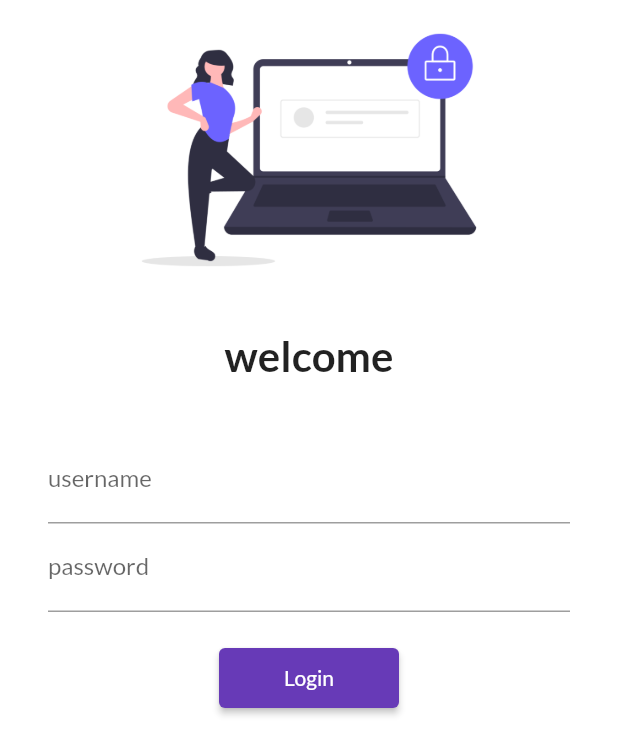
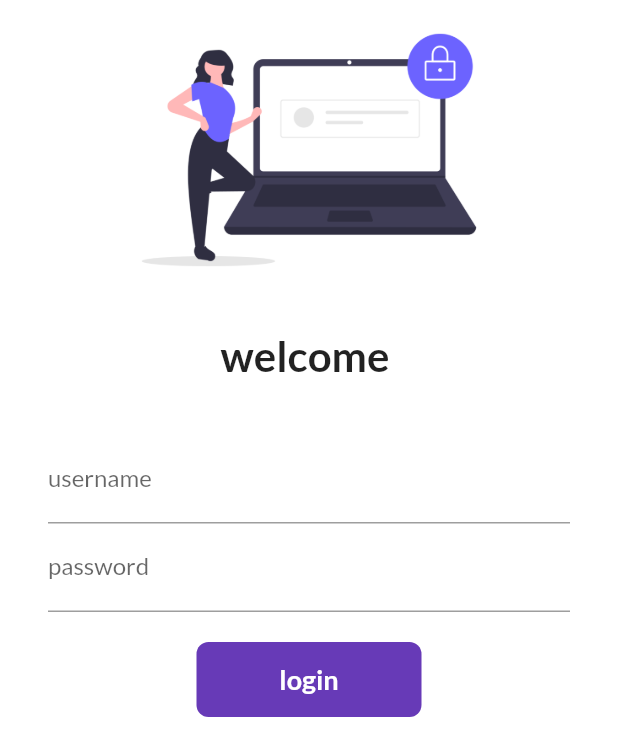
Before and after one commit to pawan-kumawat/Catalog_App, a Flutter app: the screen it shows after launch, on a phone screen of 412 x 824 dp. Shown: the top 756 px of the screen. Run offline on Flutter 3.47's test engine with Material 2 defaults, Android fonts, the phone set to English and light mode, and no system bars; our stand-ins replace google_fonts.

Commit message:
Day5 completed

```diff
--- a/lib/pages/login_page.dart
+++ b/lib/pages/login_page.dart
@@ -1,7 +1,14 @@
 import 'package:flutter/material.dart';
 import 'package:flutter_catalog/utils/routes.dart';
 
-class LoginPage extends StatelessWidget {
+class LoginPage extends StatefulWidget {
+  @override
+  _LoginPageState createState() => _LoginPageState();
+}
+
+class _LoginPageState extends State<LoginPage> {
+  String name = "";
+  bool changeButton = false;
   @override
   Widget build(BuildContext context) {
     return Material(
@@ -18,7 +25,7 @@ class LoginPage extends StatelessWidget {
                 height: 20.0,
               ),
               Text(
-                "welcome",
+                "welcome $name",
                 style: TextStyle(
                   fontSize: 28,
                   fontWeight: FontWeight.bold,
@@ -37,6 +44,10 @@ class LoginPage extends StatelessWidget {
                         hintText: " Enter username",
                         labelText: "username",
                       ),
+                      onChanged: (value) {
+                        name = value;
+                        setState(() {});
+                      },
                     ),
                     TextFormField(
                       obscureText: true,
@@ -48,13 +59,47 @@ class LoginPage extends StatelessWidget {
                     SizedBox(
                       height: 20.0,
                     ),
-                    ElevatedButton(
-                      child: Text("Login"),
-                      style: TextButton.styleFrom(minimumSize: Size(120, 40)),
-                      onPressed: () {
+
+                    InkWell(
+                      onTap: () async {
+                        setState(() {
+                          changeButton = true;
+                        });
+
+                        await Future.delayed(Duration(seconds: 1));
                         Navigator.pushNamed(context, Myroutes.homeRoute);
                       },
-                    ),
+                      child: AnimatedContainer(
+                        duration: Duration(seconds: 1),
+                        width: changeButton ? 50 : 150,
+                        height: 50,
+                        alignment: Alignment.center,
+                        child: changeButton
+                            ? Icon(
+                                Icons.done,
+                                color: Colors.white,
+                              )
+                            : Text(
+                                "login",
+                                style: TextStyle(
+                                  color: Colors.white,
+                                  fontWeight: FontWeight.bold,
+                                  fontSize: 18,
+                                ),
+                              ),
+                        decoration: BoxDecoration(
+                            color: Colors.deepPurple,
+                            borderRadius:
+                                BorderRadius.circular(changeButton ? 50 : 8)),
+                      ),
+                    )
+                    // ElevatedButton(
+                    //   child: Text("Login"),
+                    //   style: TextButton.styleFrom(minimumSize: Size(120, 40)),
+                    //   onPressed: () {
+                    //     Navigator.pushNamed(context, Myroutes.homeRoute);
+                    //   },
+                    // ),
                   ],
                 ),
               )
```
